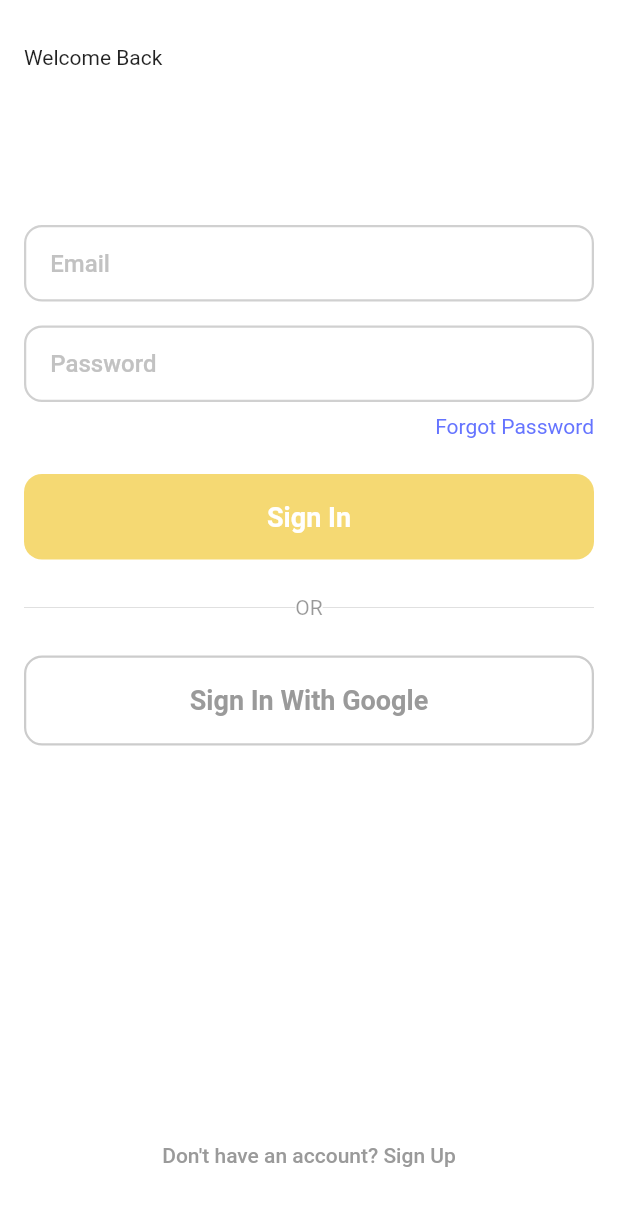
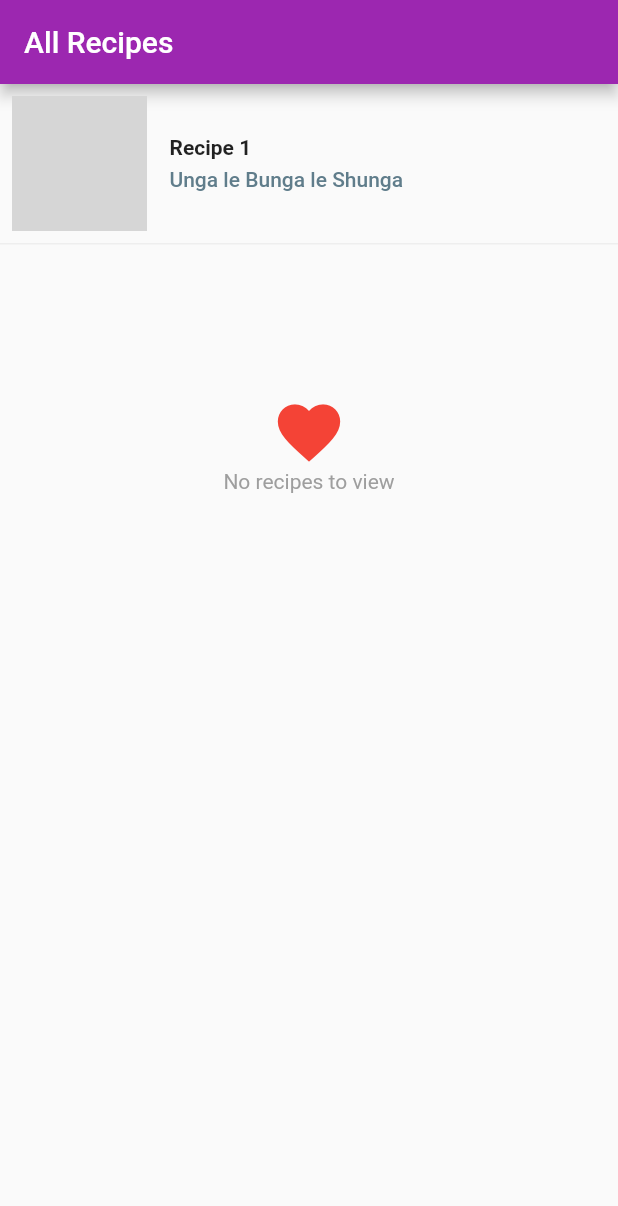
Before and after one commit to Winniew2001/MobileApplication, a Flutter app: the screen it shows after launch, on a phone screen of 412 x 824 dp. Shown: the top 1206 px of the screen. Run offline on Flutter 3.47's test engine with Material 2 defaults, Android fonts, the phone set to English and light mode, and no system bars; our stand-ins replace equatable, firebase_auth, firebase_core, flutter_riverpod, formz, google_sign_in and 1 more; accounts and stored records are empty; network calls fail; grey boxes are pictures that could not be loaded.

Commit message:
Initial all recipes page

```diff
--- /dev/null
+++ b/lib/app/pages/all_recipes_page.dart
@@ -0,0 +1,28 @@
+import 'package:flutter/material.dart';
+import 'package:mobile_application/app/widgets/recipe_list_tile.dart';
+
+import '../widgets/no_recipes.dart';
+
+class AllRecipesPage extends StatelessWidget {
+  const AllRecipesPage({Key? key}) : super(key: key);
+
+  @override
+  Widget build(BuildContext context) {
+    return Scaffold(
+      appBar: AppBar(
+        title: const Text('All Recipes'),
+      ),
+      body: CustomScrollView(
+        slivers: [
+          SliverList(
+            delegate: SliverChildListDelegate([
+              RecipeListTile(),
+              NoRecipes(),
+              //for (int i = 0; i < 100; i++) (Text('Recipe $i')),
+            ]),
+          )
+        ],
+      ),
+    );
+  }
+}
--- /dev/null
+++ b/lib/app/widgets/no_recipes.dart
@@ -0,0 +1,24 @@
+import 'package:flutter/material.dart';
+
+class NoRecipes extends StatelessWidget {
+  const NoRecipes({Key? key}) : super(key: key);
+
+  @override
+  Widget build(BuildContext context) {
+    return Column(
+      children: const [
+        SizedBox(height: 100),
+        Icon(
+          Icons.favorite,
+          color: Colors.red,
+          size: 50,
+        ),
+        Text(
+          'No recipes to view',
+          style: TextStyle(
+              color: Colors.grey),
+        ),
+      ],
+    );
+  }
+}
--- /dev/null
+++ b/lib/app/widgets/recipe_list_tile.dart
@@ -0,0 +1,67 @@
+import 'package:flutter/cupertino.dart';
+import 'package:flutter/material.dart';
+
+class RecipeListTile extends StatelessWidget {
+  const RecipeListTile({Key? key}) : super(key: key);
+
+  @override
+  Widget build(BuildContext context) {
+    return Column(
+      children: [
+        TextButton(
+          onPressed: () {
+            showCupertinoModalPopup(
+              context: context,
+              builder: (context) => Container(
+                color: Colors.white,
+                child: Text('Recipe detail'),
+              ),
+            );
+          },
+          child: Row(
+            children: [
+              Container(
+                height: 90,
+                width: 90,
+                decoration: const BoxDecoration(
+                  color: Colors.blueGrey,
+                  image: DecorationImage(
+                    fit: BoxFit.cover,
+                    image: NetworkImage('https://placehold.it/100x100'),
+                  ),
+                ),
+              ),
+              const SizedBox(width: 15),
+              Expanded(
+                child: Column(
+                  mainAxisAlignment: MainAxisAlignment.start,
+                  crossAxisAlignment: CrossAxisAlignment.start,
+                  children: const [
+                    Text(
+                      'Recipe 1',
+                      style: TextStyle(
+                        color: Colors.black87,
+                        fontWeight: FontWeight.bold,
+                      ),
+                    ),
+                    SizedBox(height: 5),
+                    Text(
+                      'Unga le Bunga le Shunga',
+                      maxLines: 2,
+                      overflow: TextOverflow.ellipsis,
+                      style: TextStyle(
+                        color: Colors.blueGrey,
+                      ),
+                    ),
+                  ],
+                ),
+              ),
+            ],
+          ),
+        ),
+        Container(height: 1, color: Colors.grey.shade200,
+        ),
+      ],
+    );
+  }
+}
--- a/lib/main.dart
+++ b/lib/main.dart
@@ -3,6 +3,7 @@ import 'package:flutter/material.dart';
 import 'package:flutter_riverpod/flutter_riverpod.dart';
 import 'package:mobile_application/app/authentication/authentication_view.dart';
 import 'package:mobile_application/app/authentication/controller/authentication_controller.dart';
+import 'package:mobile_application/app/pages/all_recipes_page.dart';
 import 'package:mobile_application/firebase_options.dart';
 
 Future main() async {
@@ -20,16 +21,14 @@ class MyApp extends ConsumerWidget {
     final authenticationState = ref.watch(authProvider);
 
     Widget getHome() {
-      //if (authenticationState.status == AuthenticationStatus.authenticated) {
-      //  return const not_sign-in_or_sign-up;
-      //} else if (authenticationState.status == AuthenticationStatus.unauthenticated) {
-      //  return const AuthenticationView();
-      //} else {
-      //  // Like this for now at least
-      //  return const AuthenticationView();
-      //}
-
-      return const AuthenticationPage();
+      if (authenticationState.status == AuthenticationStatus.authenticated) {
+        return const AllRecipesPage();
+      } else if (authenticationState.status == AuthenticationStatus.unauthenticated) {
+        return const AllRecipesPage();
+      } else {
+        // Like this for now at least
+        return const AllRecipesPage();
+      }
     }
 
     return MaterialApp(
```
